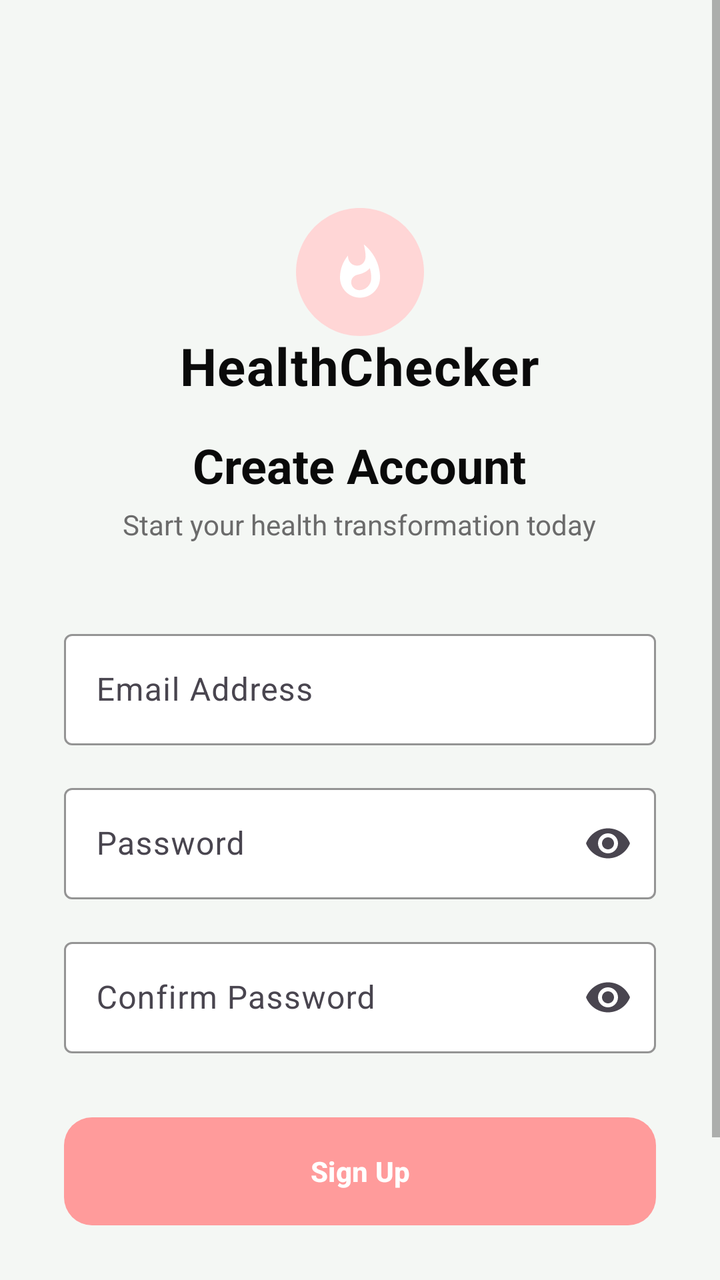
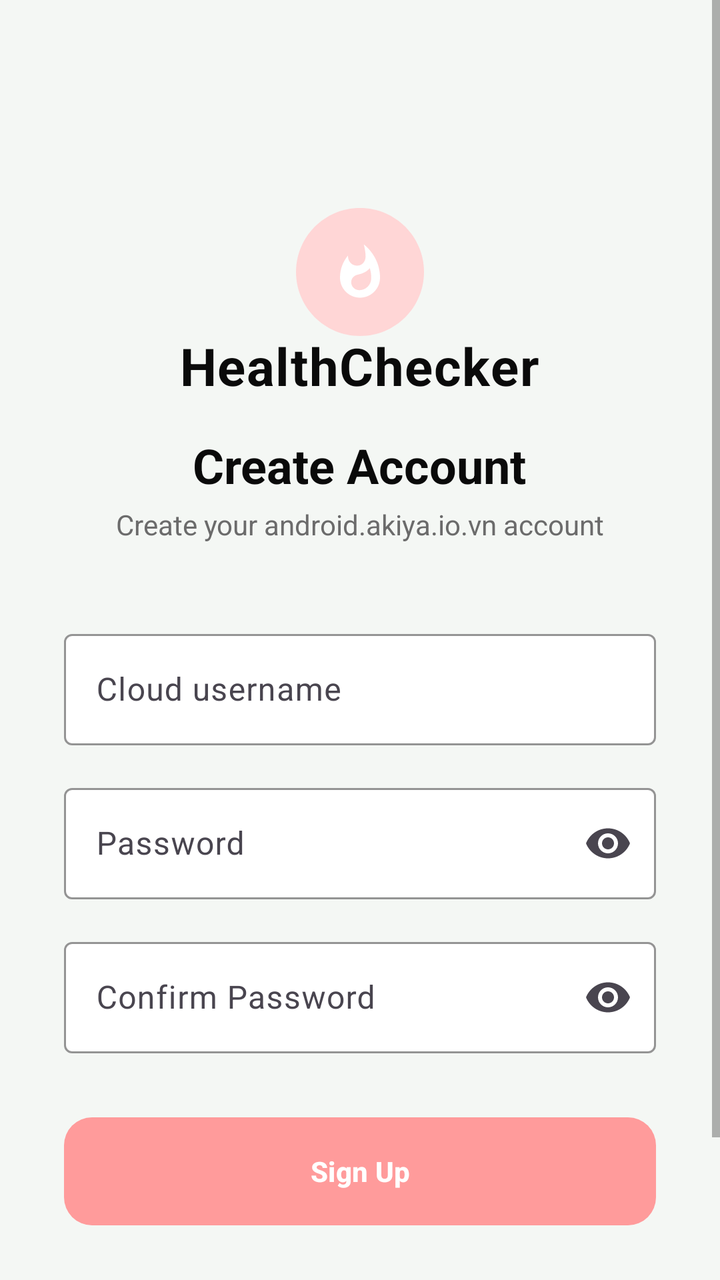

The first picture is an Android layout as it rendered before a commit; the second is the same layout after the commit. The layout source and the unified diff follow.
<!-- AndroidManifest.xml: application theme Theme.FitTrack -->
<!-- res/layout/fragment_register.xml -->
<?xml version="1.0" encoding="utf-8"?>
<ScrollView xmlns:android="http://schemas.android.com/apk/res/android"
    xmlns:app="http://schemas.android.com/apk/res-auto"
    android:layout_width="match_parent"
    android:layout_height="match_parent"
    android:fillViewport="true"
    android:background="@color/bg_primary">

    <LinearLayout
        android:layout_width="match_parent"
        android:layout_height="wrap_content"
        android:orientation="vertical"
        android:gravity="center"
        android:padding="32dp">

        <include
            layout="@layout/view_brand_logo"
            android:layout_width="wrap_content"
            android:layout_height="wrap_content" />

        <TextView
            android:layout_width="wrap_content"
            android:layout_height="wrap_content"
            android:text="Create Account"
            android:textColor="@color/text_primary"
            android:textSize="24sp"
            android:textStyle="bold"
            android:layout_marginTop="16dp" />

        <TextView
            android:layout_width="wrap_content"
            android:layout_height="wrap_content"
            android:text="Start your health transformation today"
            android:textColor="@color/text_secondary"
            android:textSize="14sp"
            android:layout_marginTop="4dp"
            android:layout_marginBottom="40dp" />

        <com.google.android.material.textfield.TextInputLayout
            android:layout_width="match_parent"
            android:layout_height="wrap_content"
            android:hint="Email Address"
            app:boxBackgroundColor="@color/bg_surface"
            app:boxStrokeColor="@color/accent_pink"
            app:hintTextColor="@color/text_secondary">

            <com.google.android.material.textfield.TextInputEditText
                android:id="@+id/etEmail"
                android:layout_width="match_parent"
                android:layout_height="wrap_content"
                android:textColor="@color/text_primary"
                android:inputType="textEmailAddress" />
        </com.google.android.material.textfield.TextInputLayout>

        <com.google.android.material.textfield.TextInputLayout
            android:layout_width="match_parent"
            android:layout_height="wrap_content"
            android:layout_marginTop="16dp"
            android:hint="Password"
            app:boxBackgroundColor="@color/bg_surface"
            app:boxStrokeColor="@color/accent_pink"
            app:hintTextColor="@color/text_secondary"
            app:endIconMode="password_toggle">

            <com.google.android.material.textfield.TextInputEditText
                android:id="@+id/etPassword"
                android:layout_width="match_parent"
                android:layout_height="wrap_content"
                android:textColor="@color/text_primary"
                android:inputType="textPassword" />
        </com.google.android.material.textfield.TextInputLayout>

        <com.google.android.material.textfield.TextInputLayout
            android:layout_width="match_parent"
            android:layout_height="wrap_content"
            android:layout_marginTop="16dp"
            android:hint="Confirm Password"
            app:boxBackgroundColor="@color/bg_surface"
            app:boxStrokeColor="@color/accent_pink"
            app:hintTextColor="@color/text_secondary"
            app:endIconMode="password_toggle">

            <com.google.android.material.textfield.TextInputEditText
                android:id="@+id/etConfirmPassword"
                android:layout_width="match_parent"
                android:layout_height="wrap_content"
                android:textColor="@color/text_primary"
                android:inputType="textPassword" />
        </com.google.android.material.textfield.TextInputLayout>

        <com.google.android.material.button.MaterialButton
            android:id="@+id/btnRegister"
            android:layout_width="match_parent"
            android:layout_height="wrap_content"
            android:layout_marginTop="32dp"
            android:text="Sign Up"
            app:backgroundTint="@color/accent_pink"
            android:textColor="@color/white" />

        <TextView
            android:id="@+id/tvGoLogin"
            android:layout_width="wrap_content"
            android:layout_height="wrap_content"
            android:layout_marginTop="24dp"
            android:padding="8dp"
            android:text="Already have an account? Login"
            android:textColor="@color/accent_pink"
            android:textSize="14sp"
            android:textStyle="bold" />

    </LinearLayout>
</ScrollView>
<!-- res/layout/view_brand_logo.xml (included above) -->
<?xml version="1.0" encoding="utf-8"?>
<merge xmlns:android="http://schemas.android.com/apk/res/android"
    xmlns:app="http://schemas.android.com/apk/res-auto">

    <ImageView
        android:layout_width="64dp"
        android:layout_height="64dp"
        android:layout_marginTop="72dp"
        android:src="@drawable/bg_logo_badge_gradient"
        android:contentDescription="@string/app_name" />

    <ImageView
        android:layout_width="30dp"
        android:layout_height="30dp"
        android:layout_marginTop="-47dp"
        android:src="@drawable/ic_flame"
        app:tint="@color/white"
        android:contentDescription="@null" />

    <TextView
        android:layout_width="wrap_content"
        android:layout_height="wrap_content"
        android:layout_marginTop="14dp"
        android:text="HealthChecker"
        android:textColor="@color/text_primary"
        android:textSize="26sp"
        android:textStyle="bold"
        android:letterSpacing="0.02" />

</merge>
<!-- resources referenced by this layout -->
<resources>
  <color name="accent_pink">#FF9B9B</color>
  <color name="bg_primary">#F4F7F4</color>
  <color name="bg_surface">#FFFFFF</color>
  <color name="text_primary">#0A0A0A</color>
  <color name="text_secondary">#6B6B6B</color>
  <color name="white">#FFFFFF</color>
  <!-- drawable bg_logo_badge_gradient (drawable) -->
  <?xml version="1.0" encoding="utf-8"?>
  <vector xmlns:android="http://schemas.android.com/apk/res/android"
      xmlns:aapt="http://schemas.android.com/aapt"
      android:width="64dp" android:height="64dp"
      android:viewportWidth="64" android:viewportHeight="64">
      <path android:pathData="M32,0c17.67,0 32,14.33 32,32s-14.33,32 -32,32S0,49.67 0,32 14.33,0 32,0z">
          <aapt:attr name="android:fillColor">
              <gradient
                  android:type="linear"
                  android:angle="315"
                  android:startColor="#FF9B9B"
                  android:centerColor="#FFB9B9"
                  android:endColor="#FFD6D6" />
          </aapt:attr>
      </path>
  </vector>
  <!-- drawable ic_flame (drawable) -->
  <vector xmlns:android="http://schemas.android.com/apk/res/android"
      android:width="24dp"
      android:height="24dp"
      android:viewportWidth="24"
      android:viewportHeight="24">
      <path
          android:fillColor="#000000"
          android:pathData="M13.5,0.67C13.5,0.67 14.24,3.32 14.24,5.47C14.24,7.53 12.89,9.2 10.83,9.2C8.76,9.2 7.2,7.53 7.2,5.47L7.23,5.11C5.21,7.51 4,10.62 4,14C4,18.42 7.58,22 12,22C16.42,22 20,18.42 20,14C20,8.61 17.41,3.8 13.5,0.67ZM11.71,19C9.93,19 8.49,17.6 8.49,15.86C8.49,14.24 9.54,13.1 11.3,12.74C13.07,12.38 14.9,11.53 15.92,10.16C16.31,11.45 16.5,12.81 16.5,14.2C16.5,16.85 14.36,19 11.71,19Z"/>
  </vector>
  <string name="app_name">HealthChecker</string>
  <style name="Theme.FitTrack" parent="Theme.Material3.Light.NoActionBar">
          <item name="colorPrimary">@color/accent_pink</item>
          <item name="colorPrimaryDark">@color/bg_primary</item>
          <item name="colorAccent">@color/accent_pink</item>
  
          <item name="colorSurface">@color/bg_surface</item>
          <item name="colorOnSurface">@color/text_primary</item>
          <item name="colorOnBackground">@color/text_primary</item>
          <item name="android:colorBackground">@color/bg_primary</item>
  
          <item name="android:windowBackground">@color/bg_primary</item>
          <item name="android:statusBarColor">@color/bg_primary</item>
          <item name="android:navigationBarColor">@color/bg_primary</item>
          <item name="android:windowLightStatusBar" tools:targetApi="m">true</item>
  
          <item name="android:textColorPrimary">@color/text_primary</item>
          <item name="android:textColorSecondary">@color/text_secondary</item>
  
          <item name="materialButtonStyle">@style/Widget.FitTrack.Button</item>
          <item name="bottomNavigationStyle">@style/Widget.FitTrack.BottomNav</item>
      </style>
  <style name="Widget.FitTrack.Button" parent="Widget.Material3.Button">
          <item name="cornerRadius">@dimen/corner_radius_small</item>
          <item name="android:insetTop">0dp</item>
          <item name="android:insetBottom">0dp</item>
          <item name="android:textAllCaps">false</item>
          <item name="android:textStyle">bold</item>
          <item name="android:minHeight">@dimen/button_height</item>
      </style>
  <style name="Widget.FitTrack.BottomNav" parent="Widget.Material3.BottomNavigationView">
          <item name="android:background">@color/bg_surface</item>
          <item name="itemIconTint">@color/bottom_nav_item_color</item>
          <item name="itemTextColor">@color/bottom_nav_item_color</item>
          <item name="elevation">8dp</item>
      </style>
  <dimen name="corner_radius_small">14dp</dimen>
  <dimen name="button_height">54dp</dimen>
</resources>

<!-- the commit's change to res/layout/fragment_register.xml (unified diff, before → after) -->
@@ -30,7 +30,7 @@
         <TextView
             android:layout_width="wrap_content"
             android:layout_height="wrap_content"
-            android:text="Start your health transformation today"
+            android:text="Create your android.akiya.io.vn account"
             android:textColor="@color/text_secondary"
             android:textSize="14sp"
             android:layout_marginTop="4dp"
@@ -39,17 +39,17 @@
         <com.google.android.material.textfield.TextInputLayout
             android:layout_width="match_parent"
             android:layout_height="wrap_content"
-            android:hint="Email Address"
+            android:hint="Cloud username"
             app:boxBackgroundColor="@color/bg_surface"
             app:boxStrokeColor="@color/accent_pink"
             app:hintTextColor="@color/text_secondary">
 
             <com.google.android.material.textfield.TextInputEditText
-                android:id="@+id/etEmail"
+                android:id="@+id/etUsername"
                 android:layout_width="match_parent"
                 android:layout_height="wrap_content"
                 android:textColor="@color/text_primary"
-                android:inputType="textEmailAddress" />
+                android:inputType="text" />
         </com.google.android.material.textfield.TextInputLayout>
 
         <com.google.android.material.textfield.TextInputLayout
